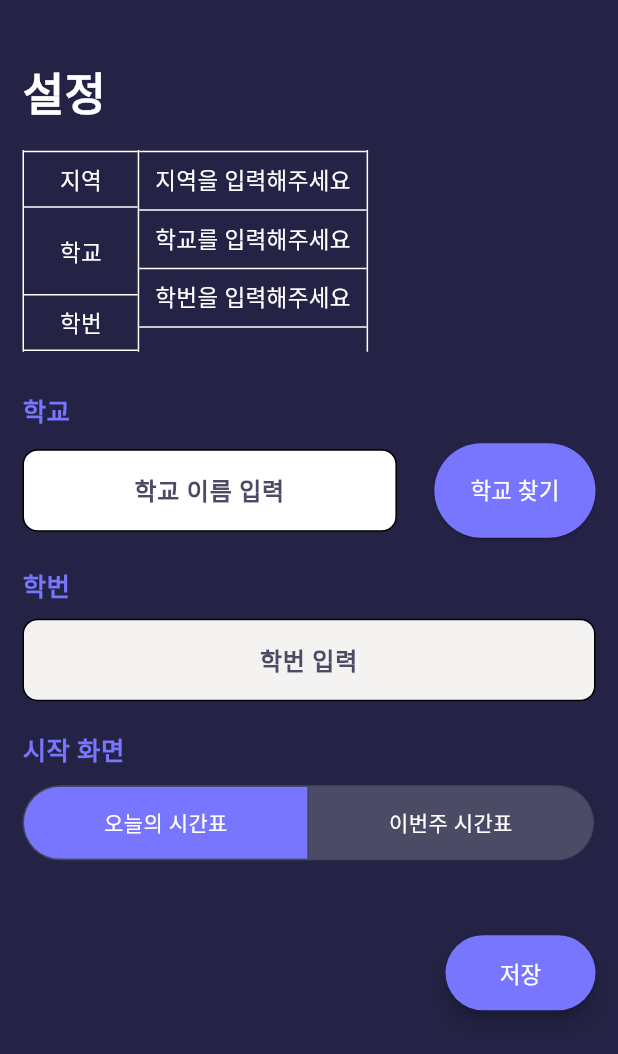
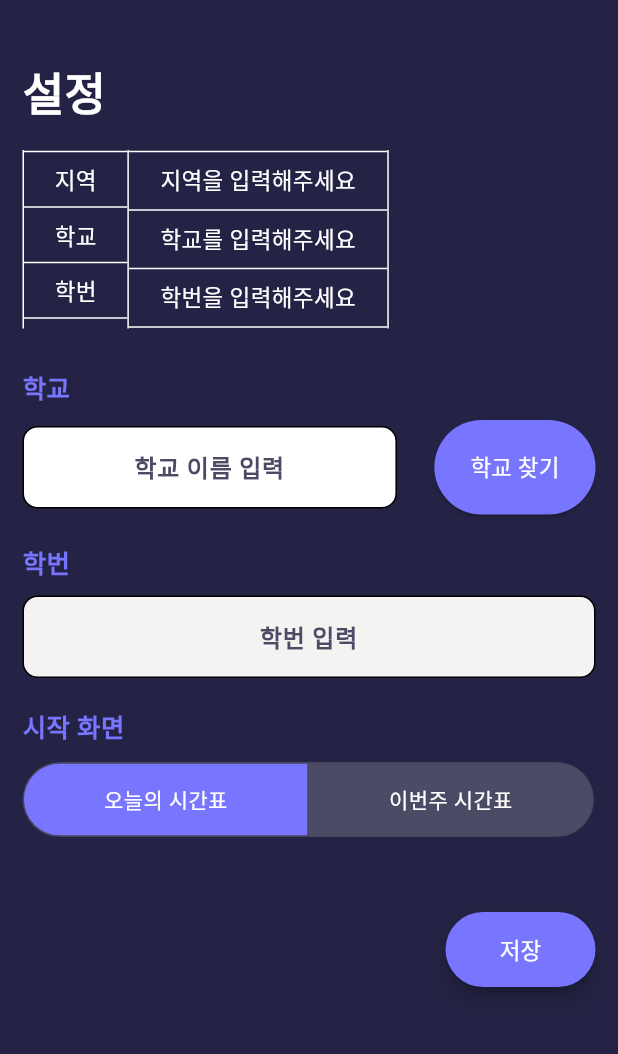
Before and after one commit to jindosz/ScheduleApp, a Flutter app: the Setting screen opened by its route, on a phone screen of 412 x 824 dp. Shown: the top 1054 px of the screen. Run offline on Flutter 3.47's test engine with Material 3 defaults, Android fonts, the light colour scheme and no system bars; our stand-ins replace dotted_border, flutter_slider_drawer, shared_preferences; accounts and stored records are empty; network calls fail; statements that could not run were skipped.

Commit message:
setting final patch

```diff
--- a/lib/widgets/school_search.dart
+++ b/lib/widgets/school_search.dart
@@ -133,7 +133,7 @@
                         style: TextStyle(
                           color: Colors.white,
                           fontSize: 20,
-                          fontWeight: FontWeight.w700,
+                          fontWeight: FontWeight.w600,
                         ),
                       ),
                     ),
--- a/lib/widgets/setting.dart
+++ b/lib/widgets/setting.dart
@@ -1,9 +1,7 @@
 import 'dart:async';
 
-import 'package:flutter/cupertino.dart';
 import 'package:flutter/material.dart';
 import 'package:flutter/services.dart';
-import 'package:flutter/widgets.dart';
 import 'package:shared_preferences/shared_preferences.dart';
 
 import 'school_search.dart';
@@ -103,7 +101,10 @@
 
   bool setBox(selectedSchoolName) {
     bool nameIsShort;
-    if (selectedSchoolName.toString().length > 8) {
+    if (selectedSchoolName == '학교를 입력해주세요') {
+      return true;
+    }
+    if (selectedSchoolName.toString().length > 9) {
       nameIsShort = false;
     } else {
       nameIsShort = true;
--- a/lib/widgets/setting_display.dart
+++ b/lib/widgets/setting_display.dart
@@ -99,7 +99,7 @@
             width: 1,
           ),
           Flexible(
-            flex: 4,
+            flex: 5,
             child: Center(
               child: Column(
                 children: [
```
